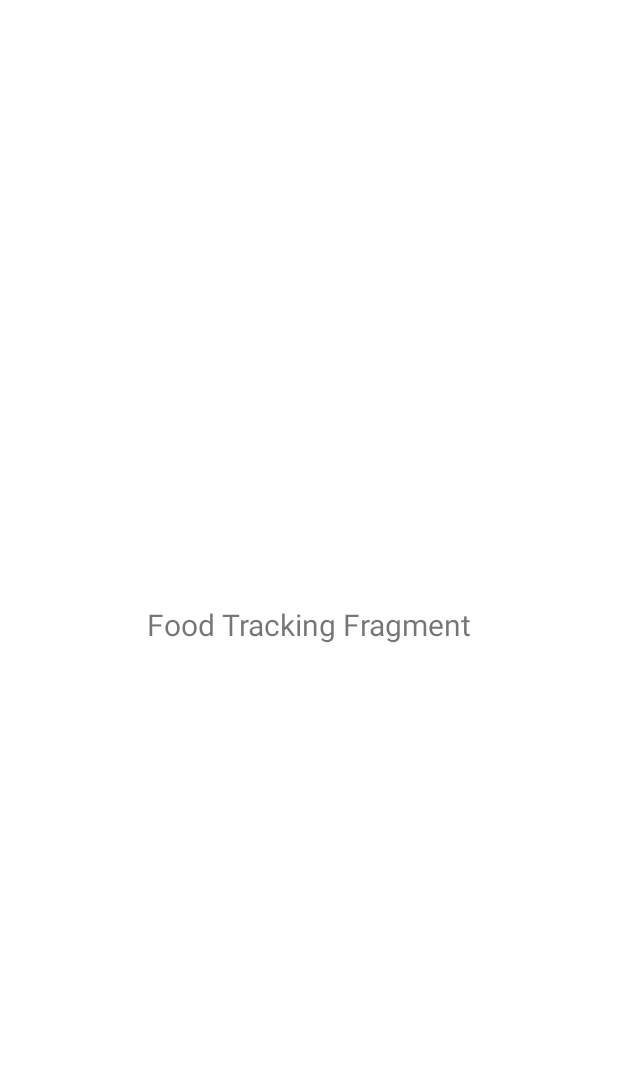
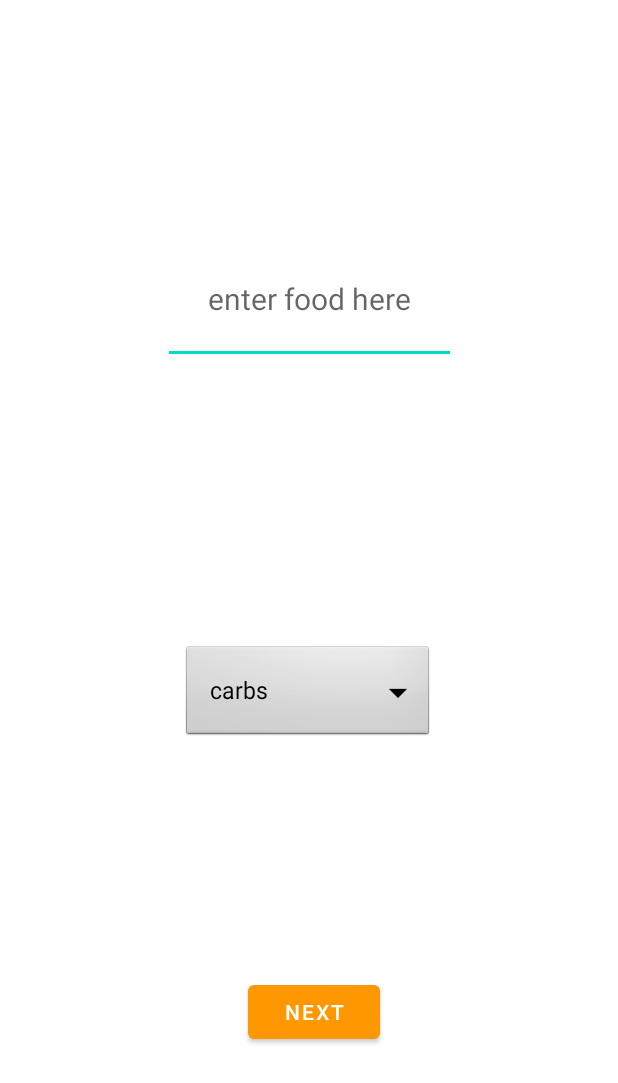
Before and after one commit to orpinhas20/MyNutritionApp, an Android app: the fragment FoodTrackingFragment shown on its own in the app's theme, on a phone screen of 412 x 824 dp. Shown: the top 1083 px of the screen. Run offline under Robolectric (Android 15) with nearby library versions, the phone set to English and light mode, and no system bars.

Commit message:
building tabs layout (#4)
* Daily status

* add: edittext to add food
* add: spinner to choose kind of food
*add: button to save the data the user entered

* Daily Status

* fix: move last content from daily status to food tracking.
* add: pie chart to layout

* Add pieChart

* add: pie chart

```diff
--- a/MyNutrition/app/build.gradle
+++ b/MyNutrition/app/build.gradle
@@ -49,4 +49,7 @@ dependencies {
     implementation 'com.google.firebase:firebase-auth'
     implementation 'com.google.firebase:firebase-firestore'
     implementation 'com.firebaseui:firebase-ui-auth:7.1.1'
+    //pie chart
+    implementation 'com.github.AnyChart:AnyChart-Android:1.1.2'
+
 }
--- a/MyNutrition/app/src/main/java/com/example/mynutrition/ui/food_tracking/FoodTrackingFragment.java
+++ b/MyNutrition/app/src/main/java/com/example/mynutrition/ui/food_tracking/FoodTrackingFragment.java
@@ -4,6 +4,9 @@ import android.os.Bundle;
 import android.view.LayoutInflater;
 import android.view.View;
 import android.view.ViewGroup;
+import android.widget.ArrayAdapter;
+import android.widget.EditText;
+import android.widget.Spinner;
 import android.widget.TextView;
 
 import androidx.annotation.NonNull;
@@ -11,16 +14,38 @@ import androidx.fragment.app.Fragment;
 
 import com.example.mynutrition.R;
 
+import java.util.ArrayList;
+import java.util.List;
+
 public class FoodTrackingFragment extends Fragment {
 
-    private TextView textView;
+    private Spinner drop_list;
+    private EditText food_name;
+    private List<String> items ;
 
     public View onCreateView(@NonNull LayoutInflater inflater,
                              ViewGroup container, Bundle savedInstanceState) {
 
         View root = inflater.inflate(R.layout.fragment_food_tracking, container, false);
-       textView = root.findViewById(R.id.text_foodTracking);
-        textView.setText("Food Tracking Fragment");
+
+        food_name = root.findViewById(R.id.food_name);
+        drop_list = root.findViewById(R.id.drop_list);
+        items = new ArrayList<String>();
+        items.add(getString(R.string.carbs));
+        items.add(getString(R.string.vegetable));
+        items.add(getString(R.string.fruits));
+        items.add(getString(R.string.protain));
+        items.add(getString(R.string.fat));
+        items.add(getString(R.string.snacks));
+        items.add(getString(R.string.sweet_drinks));
+        items.add(getString(R.string.candy));
+
+// Create an ArrayAdapter using the string array and a default spinner layout
+        ArrayAdapter<Integer> adapter = new ArrayAdapter (this.getContext(), android.R.layout.simple_spinner_dropdown_item,items);
+// Specify the layout to use when the list of choices appears
+        adapter.setDropDownViewResource(android.R.layout.simple_spinner_dropdown_item);
+// Apply the adapter to the spinner
+        drop_list.setAdapter(adapter);
 
         return root;
     }
--- a/MyNutrition/app/src/main/res/layout/fragment_food_tracking.xml
+++ b/MyNutrition/app/src/main/res/layout/fragment_food_tracking.xml
@@ -7,17 +7,44 @@
     android:layout_height="match_parent"
     tools:context=".ui.food_tracking.FoodTrackingFragment">
 
-    <TextView
-        android:id="@+id/text_foodTracking"
-        android:layout_width="match_parent"
+    <EditText
+        android:id="@+id/food_name"
+        android:layout_width="wrap_content"
         android:layout_height="wrap_content"
-        android:layout_marginStart="8dp"
-        android:layout_marginTop="8dp"
-        android:layout_marginEnd="8dp"
-        android:textAlignment="center"
-        android:textSize="20sp"
+        app:layout_constraintTop_toTopOf="parent"
+        app:layout_constraintBottom_toTopOf="@id/drop_list"
+        app:layout_constraintEnd_toEndOf="parent"
+        app:layout_constraintStart_toStartOf="parent"
+        android:hint="enter food here"
+        style="@style/Widget.MaterialComponents.TextInputLayout.OutlinedBox"
+        android:layout_margin="30dp"
+        android:padding="30dp"
+        android:textSize="20dp"
+        />
+
+    <Spinner
+        android:id="@+id/drop_list"
+        android:layout_width="wrap_content"
+        android:layout_height="wrap_content"
+        android:layout_margin="30dp"
+        android:background="@android:drawable/btn_dropdown"
+        android:spinnerMode="dropdown"
+        app:layout_constraintBottom_toTopOf="@id/BTN_next"
+        app:layout_constraintEnd_toEndOf="parent"
+        app:layout_constraintHorizontal_bias="0.498"
+        app:layout_constraintStart_toStartOf="parent"
+        app:layout_constraintTop_toBottomOf="@id/food_name" />
+
+    <Button
+        android:id="@+id/BTN_next"
+        android:layout_width="wrap_content"
+        android:layout_height="wrap_content"
+        android:text="@string/next"
         app:layout_constraintBottom_toBottomOf="parent"
         app:layout_constraintEnd_toEndOf="parent"
+        app:layout_constraintHorizontal_bias="0.51"
         app:layout_constraintStart_toStartOf="parent"
-        app:layout_constraintTop_toTopOf="parent" />
+        app:layout_constraintTop_toBottomOf="@id/drop_list"
+        app:layout_constraintVertical_bias="0.061" />
+
 </androidx.constraintlayout.widget.ConstraintLayout>
--- a/MyNutrition/app/src/main/res/values/strings.xml
+++ b/MyNutrition/app/src/main/res/values/strings.xml
@@ -14,4 +14,14 @@
     <string name="sign_in_cancelled">Sign In Cancelled</string>
     <string name="no_internet_connection">No internet connection</string>
     <string name="unknown_error">unknown error</string>
+
+    <string name="candy"> candy</string>
+    <string name="sweet_drinks"> sweet drinks</string>
+    <string name="snacks"> snacks</string>
+    <string name="fat"> fat</string>
+    <string name="protain"> protain</string>
+    <string name="carbs"> carbs </string>
+    <string name="fruits"> fruits</string>
+    <string name="vegetable"> vegetables </string>
+
 </resources>
--- a/MyNutrition/build.gradle
+++ b/MyNutrition/build.gradle
@@ -17,6 +17,7 @@ allprojects {
     repositories {
         google()
         jcenter()
+        maven { url 'https://jitpack.io' }
     }
 }
 
```
Also changed, not shown: MyNutrition/app/src/main/java/com/example/mynutrition/Food.java (added, +31 -0 lines), MyNutrition/app/src/main/java/com/example/mynutrition/MainActivity.java (+8 -5 lines), MyNutrition/app/src/main/java/com/example/mynutrition/ui/daily_status/DailyStatusFragment.java (+28 -6 lines), MyNutrition/app/src/main/res/layout/fragment_daily_status.xml (+12 -13 lines), 1 other file.
